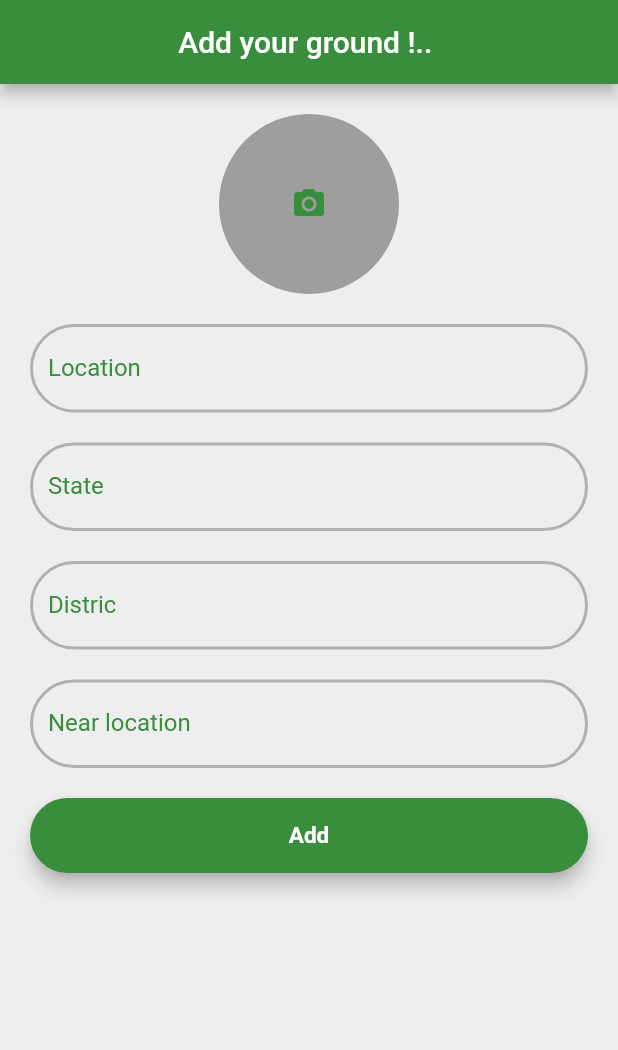
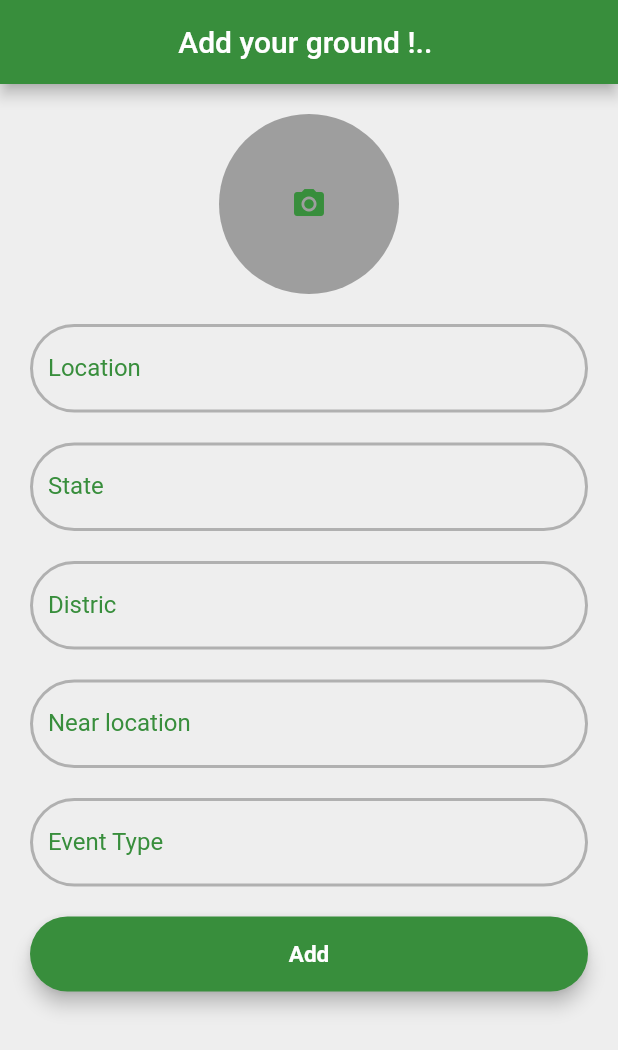
Before and after one commit to Myaseensha/Turf-Booking-, a Flutter app: the TurfProfileAdd screen opened directly with empty values, on a phone screen of 412 x 824 dp. Shown: the top 1050 px of the screen. Run offline on Flutter 3.47's test engine with Material 2 defaults, Android fonts, the phone set to English and light mode, and no system bars; our stand-ins replace dio, image_picker, lottie, pinput, shared_preferences; accounts and stored records are empty.

Commit message:
add event from

```diff
--- a/lib/screen/turfadd/view/turfprofile_add.dart
+++ b/lib/screen/turfadd/view/turfprofile_add.dart
@@ -94,7 +94,13 @@ class TurfProfileAdd extends StatelessWidget {
                 validetmsg: locationTextCommend,
                 controllers: nearsteLocationController,
               ),
-
+              FromField(
+                bordercolor: conGrey,
+                hint: eventText,
+                keytype: TextInputType.name,
+                validetmsg: eventCommend,
+                controllers: eventController,
+              ),
               //------------------------------------------------------fromend----------------------------------------
               Padding(
                 padding: pTRL20,
```
